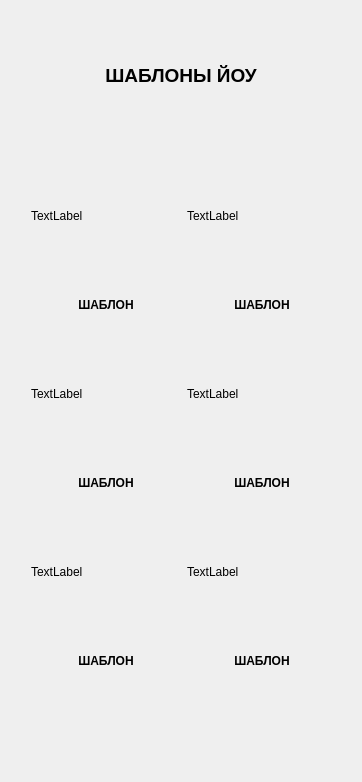
Old version of the form designs/sbl.ui in the repository KiraArensky/memcreator.
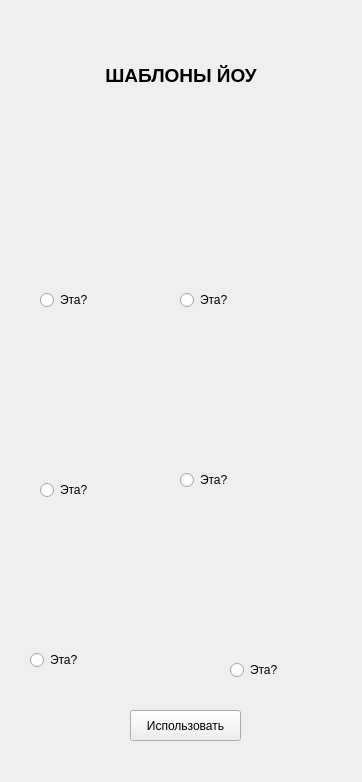
New version of the form. Icons and pictures are not drawn.

Diff of the .ui file:
```diff
--- a/designs/sbl.ui
+++ b/designs/sbl.ui
@@ -42,69 +42,43 @@
    <property name="geometry">
     <rect>
      <x>31</x>
-     <y>475</y>
+     <y>319</y>
      <width>150</width>
-     <height>16</height>
+     <height>150</height>
     </rect>
    </property>
+   <property name="minimumSize">
+    <size>
+     <width>150</width>
+     <height>150</height>
+    </size>
+   </property>
    <property name="text">
-    <string>&lt;html&gt;&lt;head/&gt;&lt;body&gt;&lt;p align=&quot;center&quot;&gt;&lt;span style=&quot; font-weight:600;&quot;&gt;ШАБЛОН&lt;/span&gt;&lt;/p&gt;&lt;/body&gt;&lt;/html&gt;</string>
+    <string/>
+   </property>
+   <property name="pixmap">
+    <pixmap>../sbln/3_1.png</pixmap>
    </property>
   </widget>
-  <widget class="QLabel" name="label_12">
+  <widget class="QLabel" name="pic_6">
    <property name="geometry">
     <rect>
-     <x>187</x>
-     <y>653</y>
+     <x>31</x>
+     <y>497</y>
      <width>150</width>
-     <height>16</height>
+     <height>150</height>
     </rect>
    </property>
    <property name="text">
-    <string>&lt;html&gt;&lt;head/&gt;&lt;body&gt;&lt;p align=&quot;center&quot;&gt;&lt;span style=&quot; font-weight:600;&quot;&gt;ШАБЛОН&lt;/span&gt;&lt;/p&gt;&lt;/body&gt;&lt;/html&gt;</string>
+    <string/>
+   </property>
+   <property name="pixmap">
+    <pixmap>../sbln/5_1.png</pixmap>
    </property>
   </widget>
   <widget class="QLabel" name="pic_4">
    <property name="geometry">
     <rect>
-     <x>31</x>
-     <y>319</y>
-     <width>150</width>
-     <height>150</height>
-    </rect>
-   </property>
-   <property name="minimumSize">
-    <size>
-     <width>150</width>
-     <height>150</height>
-    </size>
-   </property>
-   <property name="text">
-    <string>TextLabel</string>
-   </property>
-  </widget>
-  <widget class="QLabel" name="pic_7">
-   <property name="geometry">
-    <rect>
-     <x>31</x>
-     <y>497</y>
-     <width>150</width>
-     <height>150</height>
-    </rect>
-   </property>
-   <property name="minimumSize">
-    <size>
-     <width>150</width>
-     <height>150</height>
-    </size>
-   </property>
-   <property name="text">
-    <string>TextLabel</string>
-   </property>
-  </widget>
-  <widget class="QLabel" name="pic_5">
-   <property name="geometry">
-    <rect>
      <x>187</x>
      <y>319</y>
      <width>150</width>
@@ -118,46 +92,10 @@
     </size>
    </property>
    <property name="text">
-    <string>TextLabel</string>
+    <string/>
    </property>
-  </widget>
-  <widget class="QLabel" name="label_3">
-   <property name="geometry">
-    <rect>
-     <x>187</x>
-     <y>297</y>
-     <width>150</width>
-     <height>16</height>
-    </rect>
-   </property>
-   <property name="text">
-    <string>&lt;html&gt;&lt;head/&gt;&lt;body&gt;&lt;p align=&quot;center&quot;&gt;&lt;span style=&quot; font-weight:600;&quot;&gt;ШАБЛОН&lt;/span&gt;&lt;/p&gt;&lt;/body&gt;&lt;/html&gt;</string>
-   </property>
-  </widget>
-  <widget class="QLabel" name="label_2">
-   <property name="geometry">
-    <rect>
-     <x>31</x>
-     <y>297</y>
-     <width>150</width>
-     <height>16</height>
-    </rect>
-   </property>
-   <property name="text">
-    <string>&lt;html&gt;&lt;head/&gt;&lt;body&gt;&lt;p align=&quot;center&quot;&gt;&lt;span style=&quot; font-weight:600;&quot;&gt;ШАБЛОН&lt;/span&gt;&lt;/p&gt;&lt;/body&gt;&lt;/html&gt;</string>
-   </property>
-  </widget>
-  <widget class="QLabel" name="label_5">
-   <property name="geometry">
-    <rect>
-     <x>187</x>
-     <y>475</y>
-     <width>150</width>
-     <height>16</height>
-    </rect>
-   </property>
-   <property name="text">
-    <string>&lt;html&gt;&lt;head/&gt;&lt;body&gt;&lt;p align=&quot;center&quot;&gt;&lt;span style=&quot; font-weight:600;&quot;&gt;ШАБЛОН&lt;/span&gt;&lt;/p&gt;&lt;/body&gt;&lt;/html&gt;</string>
+   <property name="pixmap">
+    <pixmap>../sbln/4_1.png</pixmap>
    </property>
   </widget>
   <widget class="QLabel" name="pic_1">
@@ -176,7 +114,16 @@
     </size>
    </property>
    <property name="text">
-    <string>TextLabel</string>
+    <string/>
+   </property>
+   <property name="pixmap">
+    <pixmap>../sbln/1_1.png</pixmap>
+   </property>
+   <property name="openExternalLinks">
+    <bool>false</bool>
+   </property>
+   <property name="textInteractionFlags">
+    <set>Qt::LinksAccessibleByMouse</set>
    </property>
   </widget>
   <widget class="QLabel" name="pic_2">
@@ -195,7 +142,10 @@
     </size>
    </property>
    <property name="text">
-    <string>TextLabel</string>
+    <string/>
+   </property>
+   <property name="pixmap">
+    <pixmap>../sbln/2_1.png</pixmap>
    </property>
   </widget>
   <widget class="QLabel" name="pic_6">
@@ -217,20 +167,98 @@
     </size>
    </property>
    <property name="text">
-    <string>TextLabel</string>
+    <string/>
    </property>
   </widget>
-  <widget class="QLabel" name="label_4">
+  <widget class="QPushButton" name="button">
    <property name="geometry">
     <rect>
-     <x>31</x>
-     <y>653</y>
-     <width>150</width>
-     <height>16</height>
+     <x>130</x>
+     <y>710</y>
+     <width>111</width>
+     <height>31</height>
     </rect>
    </property>
    <property name="text">
-    <string>&lt;html&gt;&lt;head/&gt;&lt;body&gt;&lt;p align=&quot;center&quot;&gt;&lt;span style=&quot; font-weight:600;&quot;&gt;ШАБЛОН&lt;/span&gt;&lt;/p&gt;&lt;/body&gt;&lt;/html&gt;</string>
+    <string>Использовать</string>
+   </property>
+  </widget>
+  <widget class="QRadioButton" name="radioButton_1">
+   <property name="geometry">
+    <rect>
+     <x>40</x>
+     <y>290</y>
+     <width>95</width>
+     <height>20</height>
+    </rect>
+   </property>
+   <property name="text">
+    <string>Эта?</string>
+   </property>
+  </widget>
+  <widget class="QRadioButton" name="radioButton_2">
+   <property name="geometry">
+    <rect>
+     <x>180</x>
+     <y>290</y>
+     <width>95</width>
+     <height>20</height>
+    </rect>
+   </property>
+   <property name="text">
+    <string>Эта?</string>
+   </property>
+  </widget>
+  <widget class="QRadioButton" name="radioButton_3">
+   <property name="geometry">
+    <rect>
+     <x>40</x>
+     <y>480</y>
+     <width>95</width>
+     <height>20</height>
+    </rect>
+   </property>
+   <property name="text">
+    <string>Эта?</string>
+   </property>
+  </widget>
+  <widget class="QRadioButton" name="radioButton_4">
+   <property name="geometry">
+    <rect>
+     <x>180</x>
+     <y>470</y>
+     <width>95</width>
+     <height>20</height>
+    </rect>
+   </property>
+   <property name="text">
+    <string>Эта?</string>
+   </property>
+  </widget>
+  <widget class="QRadioButton" name="radioButton_5">
+   <property name="geometry">
+    <rect>
+     <x>30</x>
+     <y>650</y>
+     <width>95</width>
+     <height>20</height>
+    </rect>
+   </property>
+   <property name="text">
+    <string>Эта?</string>
+   </property>
+  </widget>
+  <widget class="QRadioButton" name="radioButton_6">
+   <property name="geometry">
+    <rect>
+     <x>230</x>
+     <y>660</y>
+     <width>95</width>
+     <height>20</height>
+    </rect>
+   </property>
+   <property name="text">
+    <string>Эта?</string>
    </property>
   </widget>
  </widget>
```
Left out of the diff: 13 changed lines with no effect on the pictures.
